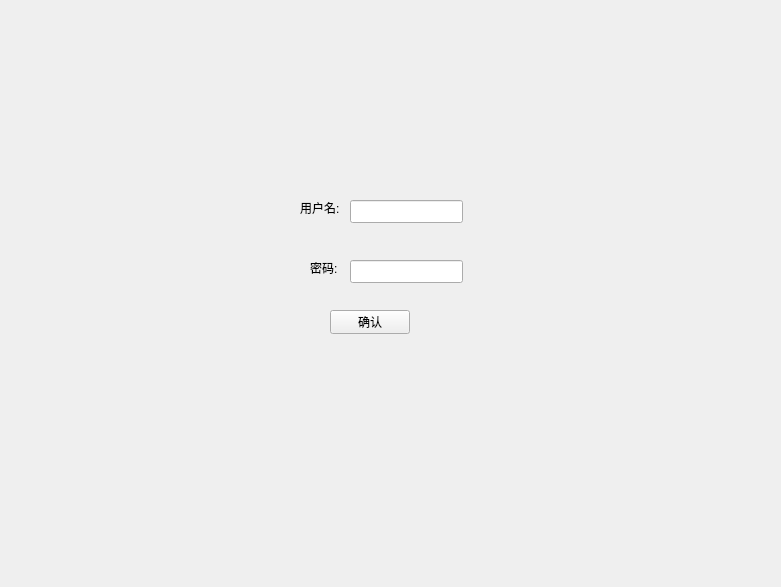
wind2018-wy/USTB_QTwork_bankSystem, file rigistwindow.ui: the form before one commit.
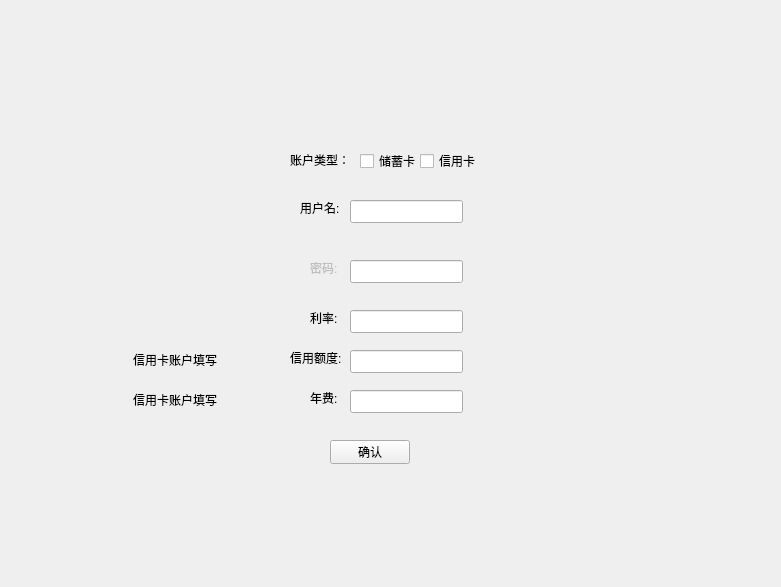
The form after the commit.

The edit to the form file:
```diff
--- a/rigistwindow.ui
+++ b/rigistwindow.ui
@@ -2,6 +2,9 @@
 <ui version="4.0">
  <class>rigistWindow</class>
  <widget class="QWidget" name="rigistWindow">
+  <property name="enabled">
+   <bool>true</bool>
+  </property>
   <property name="geometry">
    <rect>
     <x>0</x>
@@ -17,7 +20,7 @@
    <property name="geometry">
     <rect>
      <x>330</x>
-     <y>310</y>
+     <y>440</y>
      <width>80</width>
      <height>24</height>
     </rect>
@@ -40,6 +43,9 @@
    </property>
   </widget>
   <widget class="QLabel" name="label_2">
+   <property name="enabled">
+    <bool>false</bool>
+   </property>
    <property name="geometry">
     <rect>
      <x>310</x>
@@ -72,6 +78,140 @@
     </rect>
    </property>
   </widget>
+  <widget class="QLabel" name="label_3">
+   <property name="geometry">
+    <rect>
+     <x>290</x>
+     <y>150</y>
+     <width>81</width>
+     <height>20</height>
+    </rect>
+   </property>
+   <property name="text">
+    <string>账户类型：</string>
+   </property>
+  </widget>
+  <widget class="QCheckBox" name="checkSaving">
+   <property name="geometry">
+    <rect>
+     <x>360</x>
+     <y>150</y>
+     <width>81</width>
+     <height>22</height>
+    </rect>
+   </property>
+   <property name="text">
+    <string>储蓄卡</string>
+   </property>
+  </widget>
+  <widget class="QCheckBox" name="checkCredit">
+   <property name="geometry">
+    <rect>
+     <x>420</x>
+     <y>150</y>
+     <width>81</width>
+     <height>22</height>
+    </rect>
+   </property>
+   <property name="text">
+    <string>信用卡</string>
+   </property>
+  </widget>
+  <widget class="QLabel" name="label_4">
+   <property name="geometry">
+    <rect>
+     <x>310</x>
+     <y>310</y>
+     <width>54</width>
+     <height>16</height>
+    </rect>
+   </property>
+   <property name="text">
+    <string>利率:</string>
+   </property>
+  </widget>
+  <widget class="QLabel" name="label_5">
+   <property name="geometry">
+    <rect>
+     <x>290</x>
+     <y>350</y>
+     <width>54</width>
+     <height>16</height>
+    </rect>
+   </property>
+   <property name="text">
+    <string>信用额度:</string>
+   </property>
+  </widget>
+  <widget class="QLabel" name="label_6">
+   <property name="geometry">
+    <rect>
+     <x>310</x>
+     <y>390</y>
+     <width>54</width>
+     <height>16</height>
+    </rect>
+   </property>
+   <property name="text">
+    <string>年费:</string>
+   </property>
+  </widget>
+  <widget class="QLabel" name="label_7">
+   <property name="geometry">
+    <rect>
+     <x>133</x>
+     <y>350</y>
+     <width>91</width>
+     <height>20</height>
+    </rect>
+   </property>
+   <property name="text">
+    <string>信用卡账户填写</string>
+   </property>
+  </widget>
+  <widget class="QLabel" name="label_8">
+   <property name="geometry">
+    <rect>
+     <x>133</x>
+     <y>390</y>
+     <width>91</width>
+     <height>20</height>
+    </rect>
+   </property>
+   <property name="text">
+    <string>信用卡账户填写</string>
+   </property>
+  </widget>
+  <widget class="QLineEdit" name="rateEdit">
+   <property name="geometry">
+    <rect>
+     <x>350</x>
+     <y>310</y>
+     <width>113</width>
+     <height>23</height>
+    </rect>
+   </property>
+  </widget>
+  <widget class="QLineEdit" name="creditEdit">
+   <property name="geometry">
+    <rect>
+     <x>350</x>
+     <y>350</y>
+     <width>113</width>
+     <height>23</height>
+    </rect>
+   </property>
+  </widget>
+  <widget class="QLineEdit" name="feeEdit">
+   <property name="geometry">
+    <rect>
+     <x>350</x>
+     <y>390</y>
+     <width>113</width>
+     <height>23</height>
+    </rect>
+   </property>
+  </widget>
  </widget>
  <resources/>
  <connections/>
```
